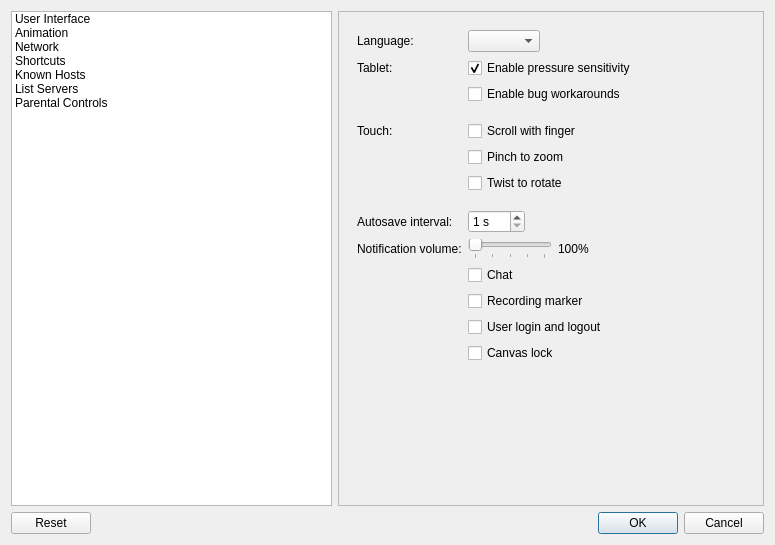
Old version of the form src/desktop/ui/settings.ui in the repository drawpile/Drawpile.
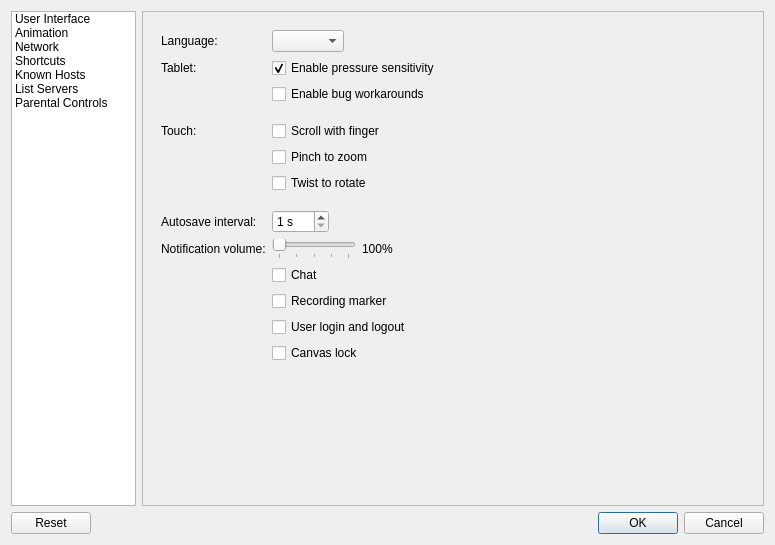
New version of the form. Icons and pictures are not drawn.

The edit to the form file:
```diff
--- a/src/desktop/ui/settings.ui
+++ b/src/desktop/ui/settings.ui
@@ -15,7 +15,7 @@
   </property>
   <layout class="QVBoxLayout" name="verticalLayout_2">
    <item>
-    <layout class="QHBoxLayout" name="horizontalLayout_8">
+    <layout class="QHBoxLayout" name="horizontalLayout_8" stretch="1,5">
      <item>
       <widget class="QListWidget" name="pager">
        <item>
```
